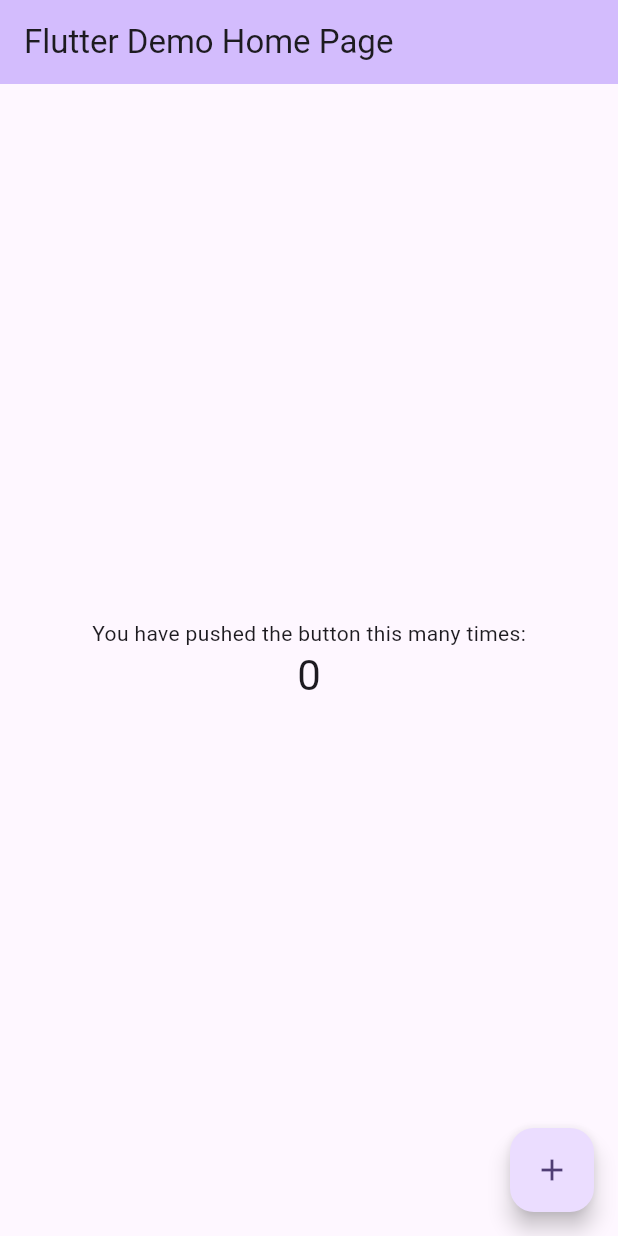
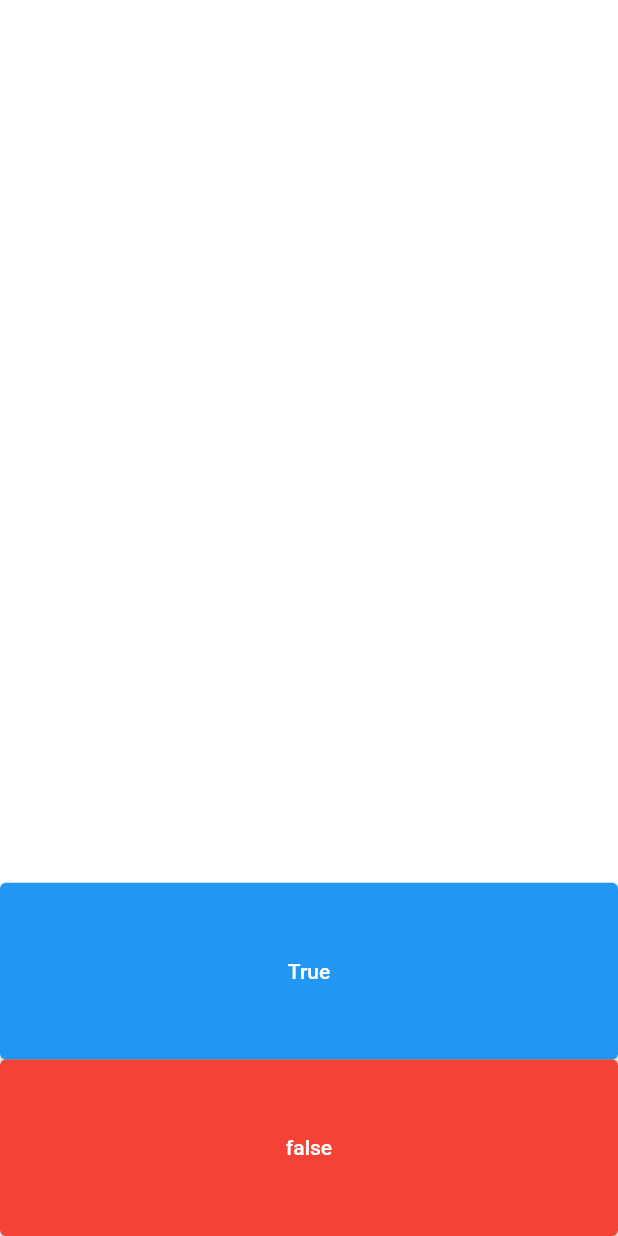
Before and after one commit to dongqui/quizzer, a Flutter app: the screen it shows after launch, on a phone screen of 412 x 824 dp. Run offline on Flutter 3.47's test engine with Material 2 defaults, Android fonts, the phone set to English and light mode, and no system bars.

Commit message:
basic layout

```diff
--- a/lib/main.dart
+++ b/lib/main.dart
@@ -1,7 +1,7 @@
 import 'package:flutter/material.dart';
 
 void main() {
-  runApp(const MyApp());
+  runApp(const QuizPage());
 }
 
 class MyApp extends StatelessWidget {
@@ -11,115 +11,66 @@ class MyApp extends StatelessWidget {
   @override
   Widget build(BuildContext context) {
     return MaterialApp(
-      title: 'Flutter Demo',
-      theme: ThemeData(
-        // This is the theme of your application.
-        //
-        // TRY THIS: Try running your application with "flutter run". You'll see
-        // the application has a blue toolbar. Then, without quitting the app,
-        // try changing the seedColor in the colorScheme below to Colors.green
-        // and then invoke "hot reload" (save your changes or press the "hot
-        // reload" button in a Flutter-supported IDE, or press "r" if you used
-        // the command line to start the app).
-        //
-        // Notice that the counter didn't reset back to zero; the application
-        // state is not lost during the reload. To reset the state, use hot
-        // restart instead.
-        //
-        // This works for code too, not just values: Most code changes can be
-        // tested with just a hot reload.
-        colorScheme: ColorScheme.fromSeed(seedColor: Colors.deepPurple),
-        useMaterial3: true,
+      home: Scaffold(
+        backgroundColor: Colors.grey.shade900,
+        body: SafeArea(
+          child: Padding(
+            padding: EdgeInsets.symmetric(horizontal: 10.0),
+            child: QuizPage(),
+          ),
+        ),
       ),
-      home: const MyHomePage(title: 'Flutter Demo Home Page'),
     );
   }
 }
 
-class MyHomePage extends StatefulWidget {
-  const MyHomePage({super.key, required this.title});
-
-  // This widget is the home page of your application. It is stateful, meaning
-  // that it has a State object (defined below) that contains fields that affect
-  // how it looks.
-
-  // This class is the configuration for the state. It holds the values (in this
-  // case the title) provided by the parent (in this case the App widget) and
-  // used by the build method of the State. Fields in a Widget subclass are
-  // always marked "final".
-
-  final String title;
+class QuizPage extends StatefulWidget {
+  const QuizPage({super.key});
 
   @override
-  State<MyHomePage> createState() => _MyHomePageState();
+  State<QuizPage> createState() => _QuizPageState();
 }
 
-class _MyHomePageState extends State<MyHomePage> {
-  int _counter = 0;
-
-  void _incrementCounter() {
-    setState(() {
-      // This call to setState tells the Flutter framework that something has
-      // changed in this State, which causes it to rerun the build method below
-      // so that the display can reflect the updated values. If we changed
-      // _counter without calling setState(), then the build method would not be
-      // called again, and so nothing would appear to happen.
-      _counter++;
-    });
-  }
+class _QuizPageState extends State<QuizPage> {
+  List<Widget> scores = [
+    Icon(Icons.check, color: Colors.green),
+    Icon(Icons.close, color: Colors.red),
+  ];
 
   @override
   Widget build(BuildContext context) {
-    // This method is rerun every time setState is called, for instance as done
-    // by the _incrementCounter method above.
-    //
-    // The Flutter framework has been optimized to make rerunning build methods
-    // fast, so that you can just rebuild anything that needs updating rather
-    // than having to individually change instances of widgets.
-    return Scaffold(
-      appBar: AppBar(
-        // TRY THIS: Try changing the color here to a specific color (to
-        // Colors.amber, perhaps?) and trigger a hot reload to see the AppBar
-        // change color while the other colors stay the same.
-        backgroundColor: Theme.of(context).colorScheme.inversePrimary,
-        // Here we take the value from the MyHomePage object that was created by
-        // the App.build method, and use it to set our appbar title.
-        title: Text(widget.title),
+    return Directionality(
+      textDirection: TextDirection.ltr,
+      child: Column(
+        mainAxisAlignment: MainAxisAlignment.spaceBetween,
+        crossAxisAlignment: CrossAxisAlignment.stretch,
+        children: [
+          Expanded(
+            flex: 5,
+            child: Center(
+              child: Text('test '),
+            ),
+          ),
+          Expanded(
+            flex: 1,
+            child: ElevatedButton(
+              child: Text('True', textDirection: TextDirection.ltr),
+              onPressed: () {},
+            ),
+          ),
+          Expanded(
+            flex: 1,
+            child: ElevatedButton(
+              child: Text('false', textDirection: TextDirection.ltr),
+              onPressed: () {},
+              style: ElevatedButton.styleFrom(backgroundColor: Colors.red),
+            ),
+          ),
+          // Row(
+          //   children: scores,
+          // )
+        ],
       ),
-      body: Center(
-        // Center is a layout widget. It takes a single child and positions it
-        // in the middle of the parent.
-        child: Column(
-          // Column is also a layout widget. It takes a list of children and
-          // arranges them vertically. By default, it sizes itself to fit its
-          // children horizontally, and tries to be as tall as its parent.
-          //
-          // Column has various properties to control how it sizes itself and
-          // how it positions its children. Here we use mainAxisAlignment to
-          // center the children vertically; the main axis here is the vertical
-          // axis because Columns are vertical (the cross axis would be
-          // horizontal).
-          //
-          // TRY THIS: Invoke "debug painting" (choose the "Toggle Debug Paint"
-          // action in the IDE, or press "p" in the console), to see the
-          // wireframe for each widget.
-          mainAxisAlignment: MainAxisAlignment.center,
-          children: <Widget>[
-            const Text(
-              'You have pushed the button this many times:',
-            ),
-            Text(
-              '$_counter',
-              style: Theme.of(context).textTheme.headlineMedium,
-            ),
-          ],
-        ),
-      ),
-      floatingActionButton: FloatingActionButton(
-        onPressed: _incrementCounter,
-        tooltip: 'Increment',
-        child: const Icon(Icons.add),
-      ), // This trailing comma makes auto-formatting nicer for build methods.
     );
   }
 }
```
Also changed, not shown: 1 other file.
